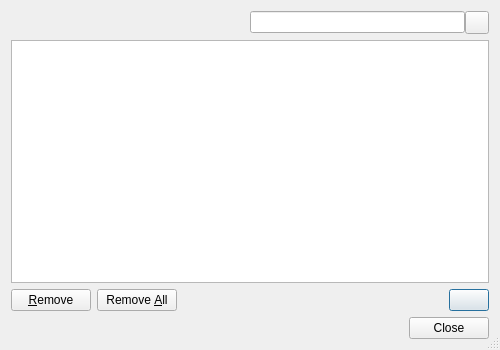
Old version of the form Helpviewer/Passwords/PasswordsDialog.ui in the repository testmana2/test.
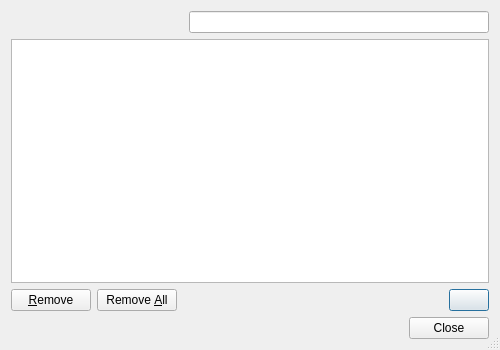
New version of the form. Custom widgets are drawn as their Qt base class.

Commit message: Changed a bunch of forms to use the E5ClearableLineEdit and E5ClearableComboBox.

```diff
--- a/Helpviewer/Passwords/PasswordsDialog.ui
+++ b/Helpviewer/Passwords/PasswordsDialog.ui
@@ -38,22 +38,24 @@
         <number>0</number>
        </property>
        <item>
-        <widget class="QLineEdit" name="searchEdit">
+        <widget class="E5ClearableLineEdit" name="searchEdit">
+         <property name="sizePolicy">
+          <sizepolicy hsizetype="Expanding" vsizetype="Fixed">
+           <horstretch>0</horstretch>
+           <verstretch>0</verstretch>
+          </sizepolicy>
+         </property>
+         <property name="minimumSize">
+          <size>
+           <width>300</width>
+           <height>0</height>
+          </size>
+         </property>
          <property name="toolTip">
           <string>Enter search term</string>
          </property>
         </widget>
        </item>
-       <item>
-        <widget class="QToolButton" name="clearButton">
-         <property name="toolTip">
-          <string>Press to clear the search edit</string>
-         </property>
-         <property name="text">
-          <string/>
-         </property>
-        </widget>
-       </item>
       </layout>
      </item>
     </layout>
@@ -143,6 +145,11 @@
   </layout>
  </widget>
  <customwidgets>
+  <customwidget>
+   <class>E5ClearableLineEdit</class>
+   <extends>QLineEdit</extends>
+   <header>E5Gui/E5LineEdit.h</header>
+  </customwidget>
   <customwidget>
    <class>E5TableView</class>
    <extends>QTableView</extends>
```
Left out of the diff: 25 changed lines with no effect on the pictures. The commit also changes 61 other files.
